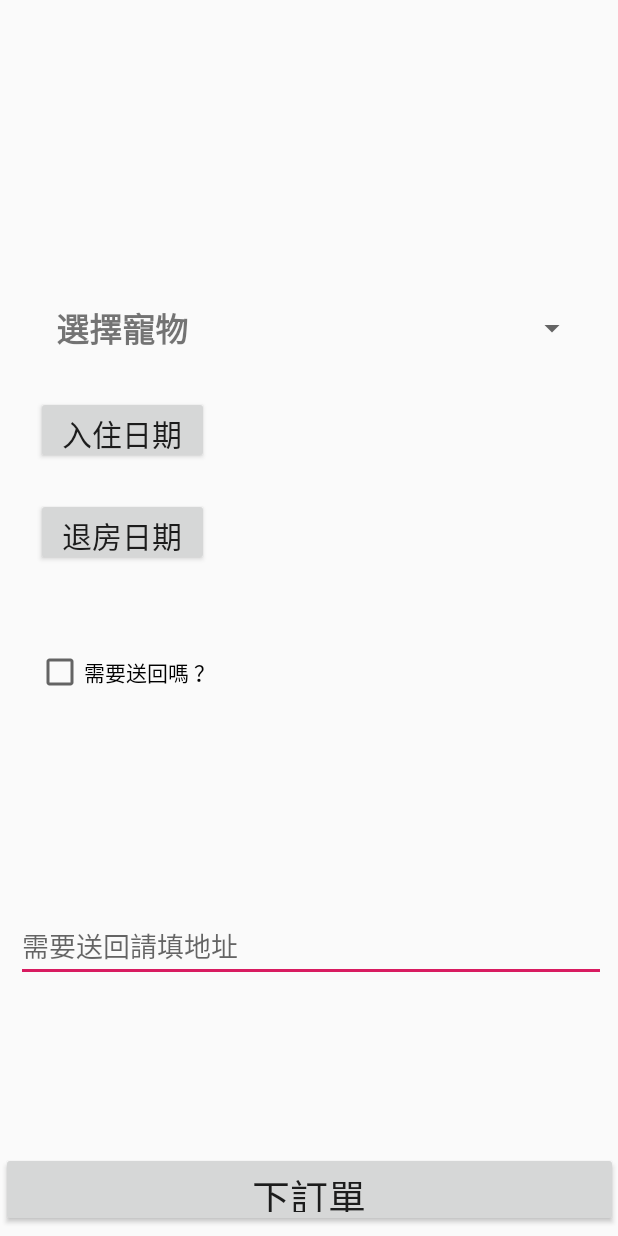
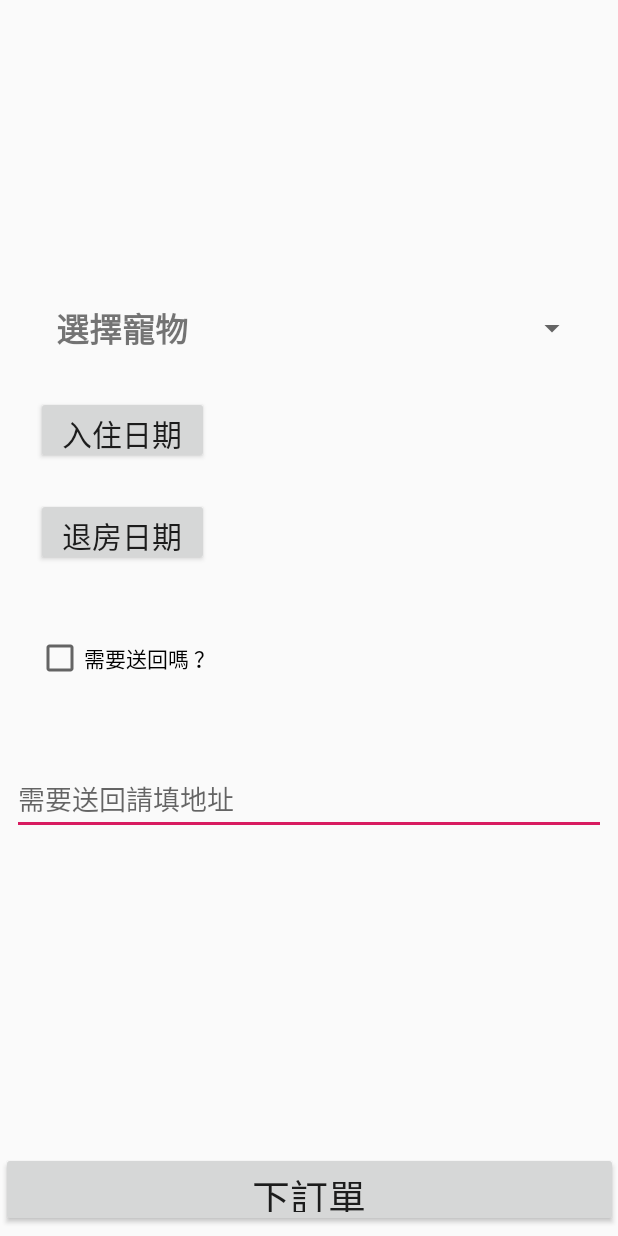
Before and after one commit to JianYen/CA107G1Android, an Android app: the layout activity_hotel_order_page.xml on its own in the app's theme, with its tools: preview values and no code run, on a phone screen of 412 x 824 dp. Run offline under Robolectric (Android 15) with nearby library versions, the light colour scheme and no system bars.

Commit message:
修畫面

```diff
--- a/app/build.gradle
+++ b/app/build.gradle
@@ -39,5 +39,5 @@
     implementation 'de.hdodenhof:circleimageview:3.0.0'
     implementation 'com.google.android.gms:play-services-location:16.0.0'
     implementation 'com.google.zxing:core:3.3.3'
-
+    implementation 'com.hannesdorfmann:swipeback:1.0.4'
 }
--- a/app/src/main/java/com/yen/CA107G1/Activity_Main.java
+++ b/app/src/main/java/com/yen/CA107G1/Activity_Main.java
@@ -305,7 +305,7 @@
 
 //            String member = gson.toJson((memberVO));
             loginSharePreference.edit().putString("member", result).apply();
-            Toast.makeText(this, result, Toast.LENGTH_SHORT).show();
+//            Toast.makeText(this, result, Toast.LENGTH_SHORT).show();
 //            Type list = new TypeToken<List<MemberVO>>(){}.getType();
 //            member = gson.fromJson(jsonIn, list);
 //            Log.e("IMMMMMMMMMMMMMMMMMMMM", memberVO.getMem_no());
--- a/app/src/main/java/com/yen/CA107G1/Fragment_HomePage.java
+++ b/app/src/main/java/com/yen/CA107G1/Fragment_HomePage.java
@@ -193,7 +193,7 @@
         @Override
         public void onBindViewHolder(ViewHolder holder, int position) {
             final NewsVO newsVO = newsList.get(position);
-            holder.newsText.setText(newsVO.getNews_text());
+            holder.newsText.setText("\uD83D\uDE38"+newsVO.getNews_text());
         }
 
         @Override
--- a/app/src/main/java/com/yen/CA107G1/Member/Activity_Member_Order.java
+++ b/app/src/main/java/com/yen/CA107G1/Member/Activity_Member_Order.java
@@ -77,6 +77,12 @@
         memberOrder = findViewById(R.id.memberOrder);
         memberOrder.setHasFixedSize(true);
 
+    }
+
+    @Override
+    protected void onResume() {
+        super.onResume();
+        memberOrder.setLayoutManager(new StaggeredGridLayoutManager(1, StaggeredGridLayoutManager.VERTICAL));
     }
 
     public void onStart() {
--- a/app/src/main/java/com/yen/CA107G1/Pet/Activity_PetList.java
+++ b/app/src/main/java/com/yen/CA107G1/Pet/Activity_PetList.java
@@ -50,6 +50,12 @@
         petRecyclerview.setHasFixedSize(true);
         petRecyclerview.setLayoutManager(new StaggeredGridLayoutManager(1, StaggeredGridLayoutManager.VERTICAL));
         loginSPF = getSharedPreferences(Util.PREF_FILE, Context.MODE_PRIVATE);
+    }
+
+    @Override
+    protected void onResume() {
+        super.onResume();
+        petRecyclerview.setLayoutManager(new StaggeredGridLayoutManager(1, StaggeredGridLayoutManager.VERTICAL));
     }
 
     @Override
--- a/app/src/main/res/layout/activity_hotel_order_page.xml
+++ b/app/src/main/res/layout/activity_hotel_order_page.xml
@@ -131,21 +131,17 @@
 
     <EditText
         android:id="@+id/sendAddress"
-        android:layout_width="393dp"
+        android:layout_width="match_parent"
         android:layout_height="45dp"
         android:layout_marginStart="8dp"
-        android:layout_marginLeft="8dp"
-        android:layout_marginTop="8dp"
+        android:layout_marginLeft="16dp"
+        android:layout_marginTop="50dp"
         android:layout_marginEnd="8dp"
-        android:layout_marginRight="8dp"
-        android:layout_marginBottom="108dp"
+        android:layout_marginRight="16dp"
         android:hint="需要送回請填地址"
-        app:layout_constraintBottom_toTopOf="@+id/insertRoomOrder"
         app:layout_constraintEnd_toEndOf="parent"
-        app:layout_constraintHorizontal_bias="1.0"
         app:layout_constraintStart_toStartOf="parent"
-        app:layout_constraintTop_toBottomOf="@+id/showCheckout"
-        app:layout_constraintVertical_bias="0.978" />
+        app:layout_constraintTop_toBottomOf="@+id/sendBackCheck" />
 
     <Button
         android:id="@+id/insertRoomOrder"
@@ -167,17 +163,14 @@
         android:layout_height="45dp"
         android:layout_marginStart="8dp"
         android:layout_marginLeft="8dp"
-        android:layout_marginTop="48dp"
+        android:layout_marginTop="416dp"
         android:layout_marginEnd="8dp"
         android:layout_marginRight="8dp"
-        android:layout_marginBottom="8dp"
         android:text="需要送回嗎 ？"
-        app:layout_constraintBottom_toTopOf="@+id/sendAddress"
         app:layout_constraintEnd_toEndOf="parent"
         app:layout_constraintHorizontal_bias="0.06"
         app:layout_constraintStart_toStartOf="parent"
-        app:layout_constraintTop_toBottomOf="@+id/checkoutPicker"
-        app:layout_constraintVertical_bias="0.0" />
+        app:layout_constraintTop_toTopOf="@+id/selectedRoomType" />
 
 
 </android.support.constraint.ConstraintLayout>
--- a/app/src/main/res/layout/fragment_hompage.xml
+++ b/app/src/main/res/layout/fragment_hompage.xml
@@ -5,6 +5,9 @@
     android:layout_width="match_parent"
     android:layout_height="match_parent">
 
+    <ScrollView
+        android:layout_width="match_parent"
+        android:layout_height="wrap_content">
     <LinearLayout
         android:layout_width="match_parent"
         android:layout_height="match_parent"
@@ -39,5 +42,5 @@
             android:layout_margin="16dp"
             android:layout_height="250dp"/>
     </LinearLayout>
-
+    </ScrollView>
 </android.support.constraint.ConstraintLayout>
--- a/app/src/main/res/menu/drawer_login.xml
+++ b/app/src/main/res/menu/drawer_login.xml
@@ -8,7 +8,7 @@
         <item
             android:id="@+id/nav_news"
             android:icon="@drawable/ic_news"
-            android:title="最新消息" />
+            android:title="關於我們" />
         <item
             android:id="@+id/nav_myPet"
             android:icon="@drawable/ic_menu_slideshow"
```
Also changed, not shown: app/src/main/java/com/yen/CA107G1/Emp/Activity_EmpToDayOrder.java (+10 -7 lines), app/src/main/java/com/yen/CA107G1/HotelRoom/Activity_HotelRroomType_Detail.java (+14 -1 lines), app/src/main/res/layout/activity_emp_to_day_order.xml (+18 -9 lines), app/src/main/res/layout/activity_hotelroomtype_detail.xml (+54 -55 lines), app/src/main/res/layout/card_news.xml (+6 -3 lines), app/src/main/res/layout/card_roomtyperating.xml (+10 -5 lines), app/src/main/res/drawable/ad2.jpg (deleted), app/src/main/res/drawable/ad2.png (added), app/src/main/res/drawable/ad3.jpg (deleted), app/src/main/res/drawable/ad3.png (added).
